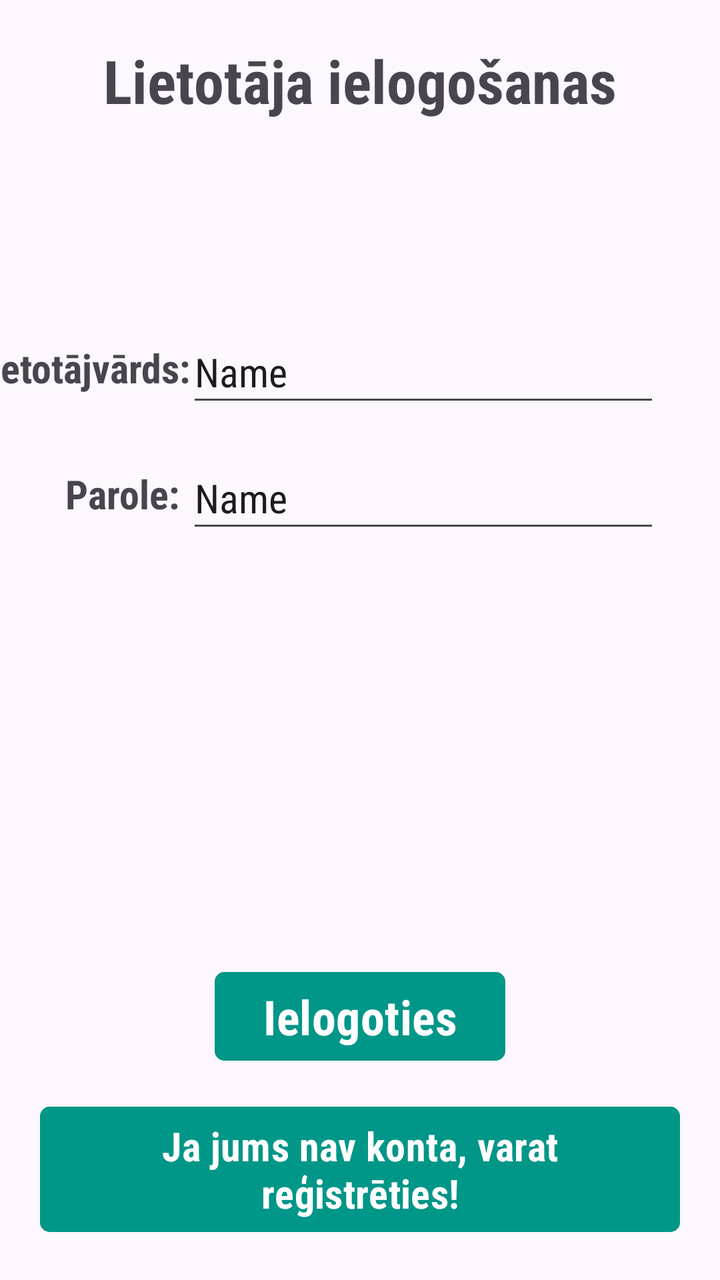
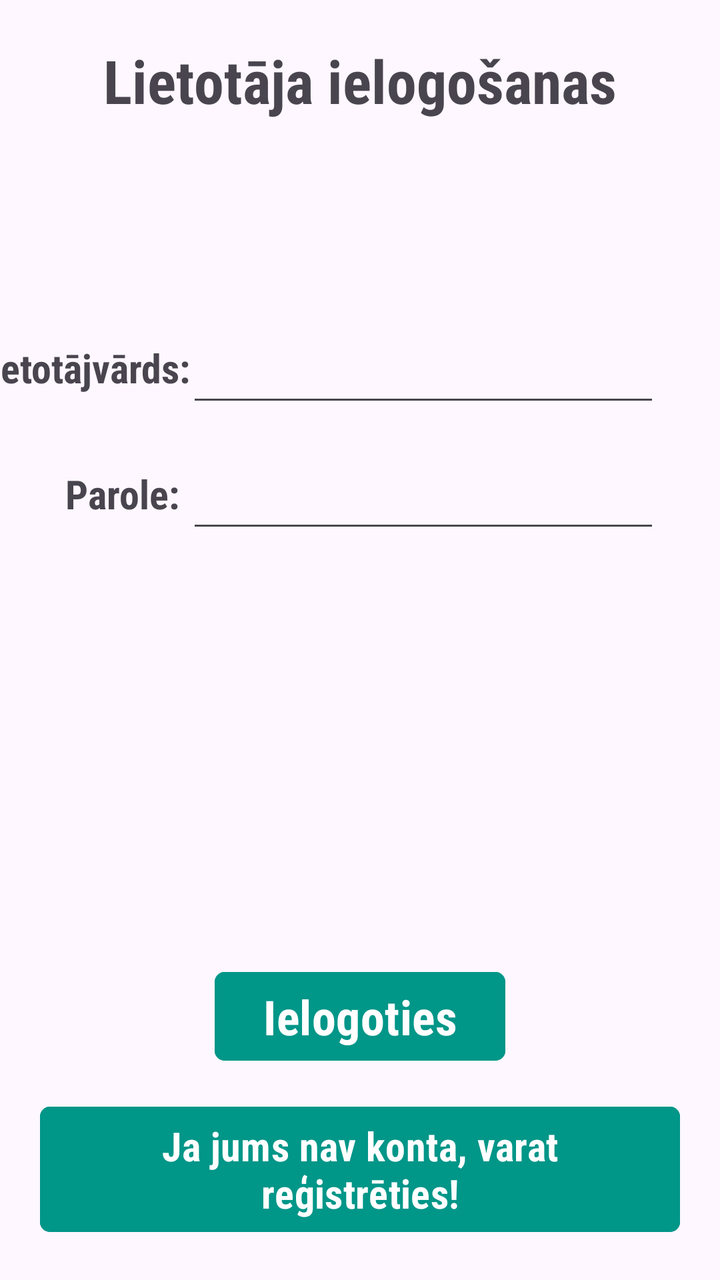

Before-and-after screenshots of an Android layout around one commit, followed by the original layout XML and the change that was made.
<!-- AndroidManifest.xml: application theme Theme.Music -->
<!-- res/layout/login_page.xml -->
<?xml version="1.0" encoding="utf-8"?>
<androidx.constraintlayout.widget.ConstraintLayout xmlns:android="http://schemas.android.com/apk/res/android"
    xmlns:app="http://schemas.android.com/apk/res-auto"
    android:layout_width="match_parent"
    android:layout_height="match_parent">

    <TextView
        android:id="@+id/RegistrationTitle"
        android:layout_width="wrap_content"
        android:layout_height="wrap_content"
        android:layout_marginTop="20dp"
        android:fontFamily="sans-serif-condensed"
        android:text="Lietotāja ielogošanas"
        android:textSize="30sp"
        android:textStyle="bold"
        app:layout_constraintEnd_toEndOf="parent"
        app:layout_constraintStart_toStartOf="parent"
        app:layout_constraintTop_toTopOf="parent" />

    <EditText
        android:id="@+id/EditTextRegistration1"
        android:layout_width="wrap_content"
        android:layout_height="48dp"
        android:layout_marginTop="100dp"
        android:layout_marginEnd="30dp"
        android:ems="10"
        android:fontFamily="sans-serif-condensed"
        android:inputType="text"
        android:text="Name"
        android:textSize="20sp"
        app:layout_constraintEnd_toEndOf="parent"
        app:layout_constraintTop_toBottomOf="@+id/RegistrationTitle" />

    <TextView
        android:id="@+id/TextViewRegistration1"
        android:layout_width="wrap_content"
        android:layout_height="wrap_content"
        android:layout_marginTop="10dp"
        android:fontFamily="sans-serif-condensed"
        android:text="Lietotājvārds:"
        android:textSize="20sp"
        android:textStyle="bold"
        app:layout_constraintEnd_toStartOf="@+id/EditTextRegistration1"
        app:layout_constraintHorizontal_bias="0.9"
        app:layout_constraintStart_toStartOf="parent"
        app:layout_constraintTop_toTopOf="@+id/EditTextRegistration1" />

    <EditText
        android:id="@+id/EditTextRegistration2"
        android:layout_width="wrap_content"
        android:layout_height="48dp"
        android:layout_marginTop="15dp"
        android:layout_marginEnd="30dp"
        android:ems="10"
        android:fontFamily="sans-serif-condensed"
        android:inputType="text"
        android:text="Name"
        android:textSize="20sp"
        app:layout_constraintEnd_toEndOf="parent"
        app:layout_constraintTop_toBottomOf="@+id/EditTextRegistration1" />

    <TextView
        android:id="@+id/TextViewRegistration2"
        android:layout_width="wrap_content"
        android:layout_height="wrap_content"
        android:layout_marginTop="10dp"
        android:fontFamily="sans-serif-condensed"
        android:text="Parole:"
        android:textSize="20sp"
        android:textStyle="bold"
        app:layout_constraintEnd_toStartOf="@+id/EditTextRegistration2"
        app:layout_constraintHorizontal_bias="0.901"
        app:layout_constraintStart_toStartOf="parent"
        app:layout_constraintTop_toTopOf="@+id/EditTextRegistration2" />

    <Button
        android:id="@+id/button"
        android:layout_width="wrap_content"
        android:layout_height="wrap_content"
        android:layout_marginBottom="20dp"
        android:backgroundTint="#009688"
        android:fontFamily="sans-serif-condensed"
        android:text="Ja jums nav konta, varat reģistrēties!"
        android:textSize="20sp"
        android:textStyle="bold"
        app:cornerRadius="5dp"
        app:layout_constraintBottom_toBottomOf="parent"
        app:layout_constraintEnd_toEndOf="parent"
        app:layout_constraintStart_toStartOf="parent" />

    <Button
        android:id="@+id/RegistrationButton"
        android:layout_width="wrap_content"
        android:layout_height="wrap_content"
        android:layout_marginBottom="15dp"
        android:backgroundTint="#009688"
        android:fontFamily="sans-serif-condensed"
        android:text="Ielogoties"
        android:textAllCaps="false"
        android:textSize="24sp"
        android:textStyle="bold"
        app:cornerRadius="5dp"
        app:layout_constraintBottom_toTopOf="@+id/button"
        app:layout_constraintEnd_toEndOf="parent"
        app:layout_constraintStart_toStartOf="parent" />

</androidx.constraintlayout.widget.ConstraintLayout>
<!-- resources referenced by this layout -->
<resources>
  <style name="Theme.Music" parent="Base.Theme.Music" />
  <style name="Base.Theme.Music" parent="Theme.Material3.DayNight.NoActionBar">
          
          
      </style>
</resources>

<!-- the commit's change to res/layout/login_page.xml (unified diff, before → after) -->
@@ -1,86 +1,92 @@
 <?xml version="1.0" encoding="utf-8"?>
 <androidx.constraintlayout.widget.ConstraintLayout xmlns:android="http://schemas.android.com/apk/res/android"
     xmlns:app="http://schemas.android.com/apk/res-auto"
+    xmlns:tools="http://schemas.android.com/tools"
     android:layout_width="match_parent"
-    android:layout_height="match_parent">
+    android:layout_height="match_parent"
+    android:fitsSystemWindows="true">
 
     <TextView
-        android:id="@+id/RegistrationTitle"
+        android:id="@+id/LoginTitle"
         android:layout_width="wrap_content"
         android:layout_height="wrap_content"
         android:layout_marginTop="20dp"
         android:fontFamily="sans-serif-condensed"
-        android:text="Lietotāja ielogošanas"
+        android:text="@string/login_title"
         android:textSize="30sp"
         android:textStyle="bold"
         app:layout_constraintEnd_toEndOf="parent"
         app:layout_constraintStart_toStartOf="parent"
-        app:layout_constraintTop_toTopOf="parent" />
+        app:layout_constraintTop_toTopOf="parent"
+        tools:ignore="VisualLintSystemUi" />
 
     <EditText
-        android:id="@+id/EditTextRegistration1"
+        android:id="@+id/LoginEditTextName"
         android:layout_width="wrap_content"
         android:layout_height="48dp"
         android:layout_marginTop="100dp"
         android:layout_marginEnd="30dp"
+        android:autofillHints=""
         android:ems="10"
         android:fontFamily="sans-serif-condensed"
-        android:inputType="text"
-        android:text="Name"
+        android:inputType="text|textPersonName"
         android:textSize="20sp"
         app:layout_constraintEnd_toEndOf="parent"
-        app:layout_constraintTop_toBottomOf="@+id/RegistrationTitle" />
+        app:layout_constraintTop_toBottomOf="@+id/LoginTitle"
+        tools:ignore="LabelFor,SpeakableTextPresentCheck" />
 
     <TextView
-        android:id="@+id/TextViewRegistration1"
+        android:id="@+id/LoginTextViewName"
+        android:layout_width="wrap_content"
+        android:layout_height="wrap_content"
+        android:layout_marginTop="10dp"
+        android:autofillHints=""
+        android:fontFamily="sans-serif-condensed"
+        android:text="@string/login_text_name"
+        android:textSize="20sp"
+        android:textStyle="bold"
+        app:layout_constraintEnd_toStartOf="@+id/LoginEditTextName"
+        app:layout_constraintHorizontal_bias="0.9"
+        app:layout_constraintStart_toStartOf="parent"
+        app:layout_constraintTop_toTopOf="@+id/LoginEditTextName" />
+
+    <EditText
+        android:id="@+id/LoginEditTextPassword"
+        android:layout_width="wrap_content"
+        android:layout_height="48dp"
+        android:layout_marginTop="15dp"
+        android:layout_marginEnd="30dp"
+        android:autofillHints=""
+        android:ems="10"
+        android:fontFamily="sans-serif-condensed"
+        android:inputType="text|textPassword"
+        android:textSize="20sp"
+        app:layout_constraintEnd_toEndOf="parent"
+        app:layout_constraintTop_toBottomOf="@+id/LoginEditTextName"
+        tools:ignore="LabelFor,SpeakableTextPresentCheck" />
+
+    <TextView
+        android:id="@+id/LoginTextViewPassword"
         android:layout_width="wrap_content"
         android:layout_height="wrap_content"
         android:layout_marginTop="10dp"
         android:fontFamily="sans-serif-condensed"
-        android:text="Lietotājvārds:"
+        android:text="@string/login_text_password"
         android:textSize="20sp"
         android:textStyle="bold"
-        app:layout_constraintEnd_toStartOf="@+id/EditTextRegistration1"
-        app:layout_constraintHorizontal_bias="0.9"
-        app:layout_constraintStart_toStartOf="parent"
-        app:layout_constraintTop_toTopOf="@+id/EditTextRegistration1" />
-
-    <EditText
-        android:id="@+id/EditTextRegistration2"
-        android:layout_width="wrap_content"
-        android:layout_height="48dp"
-        android:layout_marginTop="15dp"
-        android:layout_marginEnd="30dp"
-        android:ems="10"
-        android:fontFamily="sans-serif-condensed"
-        android:inputType="text"
-        android:text="Name"
-        android:textSize="20sp"
-        app:layout_constraintEnd_toEndOf="parent"
-        app:layout_constraintTop_toBottomOf="@+id/EditTextRegistration1" />
-
-    <TextView
-        android:id="@+id/TextViewRegistration2"
-        android:layout_width="wrap_content"
-        android:layout_height="wrap_content"
-        android:layout_marginTop="10dp"
-        android:fontFamily="sans-serif-condensed"
-        android:text="Parole:"
-        android:textSize="20sp"
-        android:textStyle="bold"
-        app:layout_constraintEnd_toStartOf="@+id/EditTextRegistration2"
+        app:layout_constraintEnd_toStartOf="@+id/LoginEditTextPassword"
         app:layout_constraintHorizontal_bias="0.901"
         app:layout_constraintStart_toStartOf="parent"
-        app:layout_constraintTop_toTopOf="@+id/EditTextRegistration2" />
+        app:layout_constraintTop_toTopOf="@+id/LoginEditTextPassword" />
 
     <Button
-        android:id="@+id/button"
+        android:id="@+id/LoginToRegButton"
         android:layout_width="wrap_content"
         android:layout_height="wrap_content"
         android:layout_marginBottom="20dp"
         android:backgroundTint="#009688"
         android:fontFamily="sans-serif-condensed"
-        android:text="Ja jums nav konta, varat reģistrēties!"
+        android:text="@string/login_to_reg_button"
         android:textSize="20sp"
         android:textStyle="bold"
         app:cornerRadius="5dp"
@@ -89,18 +95,18 @@
         app:layout_constraintStart_toStartOf="parent" />
 
     <Button
-        android:id="@+id/RegistrationButton"
+        android:id="@+id/LoginButton"
         android:layout_width="wrap_content"
         android:layout_height="wrap_content"
         android:layout_marginBottom="15dp"
         android:backgroundTint="#009688"
         android:fontFamily="sans-serif-condensed"
-        android:text="Ielogoties"
+        android:text="@string/login_button"
         android:textAllCaps="false"
         android:textSize="24sp"
         android:textStyle="bold"
         app:cornerRadius="5dp"
-        app:layout_constraintBottom_toTopOf="@+id/button"
+        app:layout_constraintBottom_toTopOf="@+id/LoginToRegButton"
         app:layout_constraintEnd_toEndOf="parent"
         app:layout_constraintStart_toStartOf="parent" />
 
<!-- resource entries referenced after the edit -->
@@ -1,5 +1,10 @@
 <!-- resources referenced by this layout -->
 <resources>
+  <string name="login_button">Ielogoties</string>
+  <string name="login_text_name">Lietotājvārds:</string>
+  <string name="login_text_password">Parole:</string>
+  <string name="login_title">Lietotāja ielogošanas</string>
+  <string name="login_to_reg_button">Ja jums nav konta, varat reģistrēties!</string>
   <style name="Theme.Music" parent="Base.Theme.Music" />
   <style name="Base.Theme.Music" parent="Theme.Material3.DayNight.NoActionBar">
           
